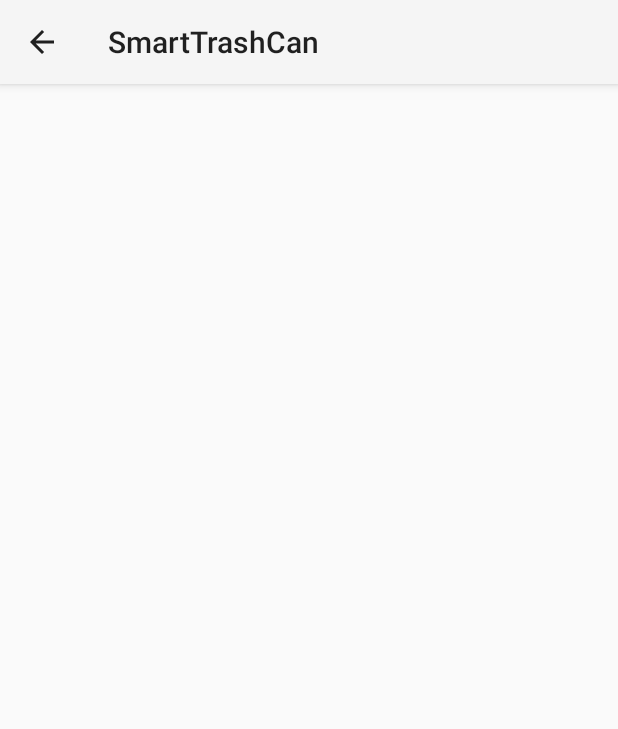
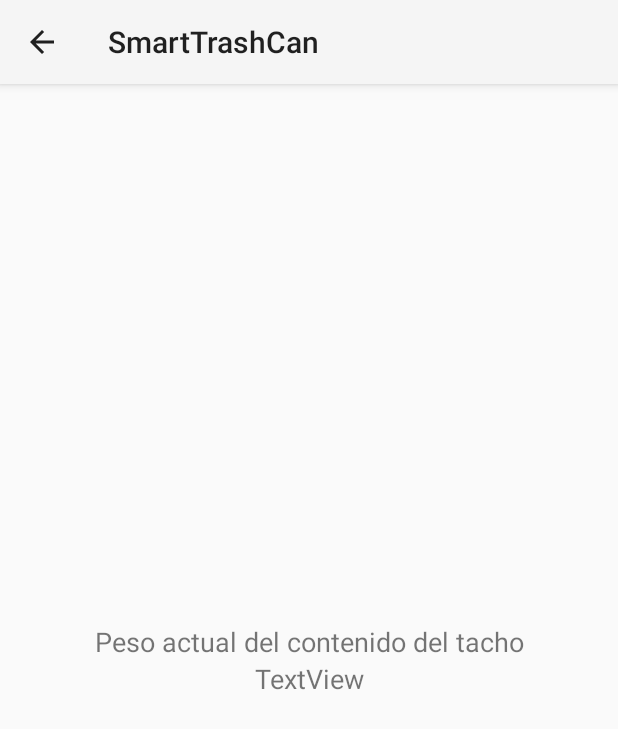
Before and after one commit to unlam-soa-2019/sistema-embebido, an Android app: the accion_ObtenePesoActual screen opened directly, with no data from a screen before it, on a phone screen of 412 x 824 dp. Shown: the top 729 px of the screen. Run offline under Robolectric (Android 15) with nearby library versions, the light colour scheme and no system bars.

Commit message:
textbox para peso actual

```diff
--- a/Android/app/src/main/res/layout/activity_accion__obtene_peso_actual.xml
+++ b/Android/app/src/main/res/layout/activity_accion__obtene_peso_actual.xml
@@ -6,4 +6,26 @@
     android:layout_height="match_parent"
     tools:context=".accion_ObtenePesoActual">
 
+    <LinearLayout
+        android:layout_width="match_parent"
+        android:layout_height="match_parent"
+        android:orientation="vertical"
+        android:gravity="center">
+
+        <TextView
+            android:id="@+id/labelPesoActual"
+            android:layout_width="match_parent"
+            android:layout_height="wrap_content"
+            android:gravity="center"
+            android:text="@string/label_peso_actual"
+            android:textSize="18sp" />
+
+        <TextView
+            android:id="@+id/textPesoActual"
+            android:layout_width="match_parent"
+            android:layout_height="wrap_content"
+            android:gravity="center"
+            android:text="TextView"
+            android:textSize="18sp" />
+    </LinearLayout>
 </android.support.constraint.ConstraintLayout>
--- a/Android/app/src/main/res/values/strings.xml
+++ b/Android/app/src/main/res/values/strings.xml
@@ -9,4 +9,5 @@
     <string name="btn_set_modo_juego">¡Vamos a jugar!</string>
     <string name="btn_cerrar_bolsa">Cerrar bolsa</string>
     <string name="label_menu_acciones">¿Qué desea hacer?</string>
+    <string name="label_peso_actual">Peso actual del contenido del tacho</string>
 </resources>
```
